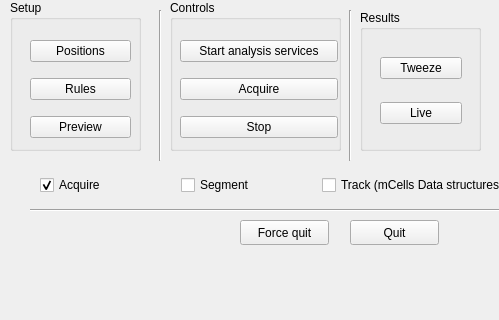
Before: the Qt Designer form rtclient/ui/qt_ui_files/main.ui in karempudi/rtclient, drawn with Qt 5; both pictures show x 0 to 499 and y 0 to 320 of the 769 by 521 pixel window.
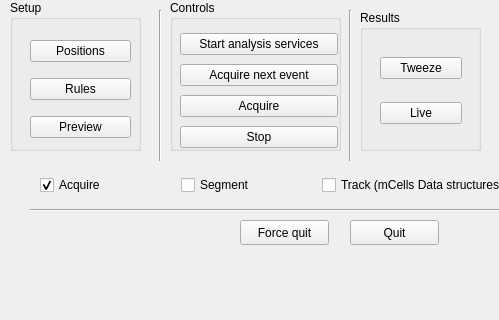
After: the same form once the commit is applied.

Commit message: Acqusition events classes and event generation done

```diff
--- a/rtclient/ui/qt_ui_files/main.ui
+++ b/rtclient/ui/qt_ui_files/main.ui
@@ -159,7 +159,14 @@
        </widget>
       </item>
       <item>
-       <widget class="QPushButton" name="pushButton_3">
+       <widget class="QPushButton" name="acquire_next_button">
+        <property name="text">
+         <string>Acquire next event</string>
+        </property>
+       </widget>
+      </item>
+      <item>
+       <widget class="QPushButton" name="acquire_button">
         <property name="text">
          <string>Acquire</string>
         </property>
```
Left out of the diff: 4 changed lines with no effect on the pictures. The commit also changes 4 other files.
